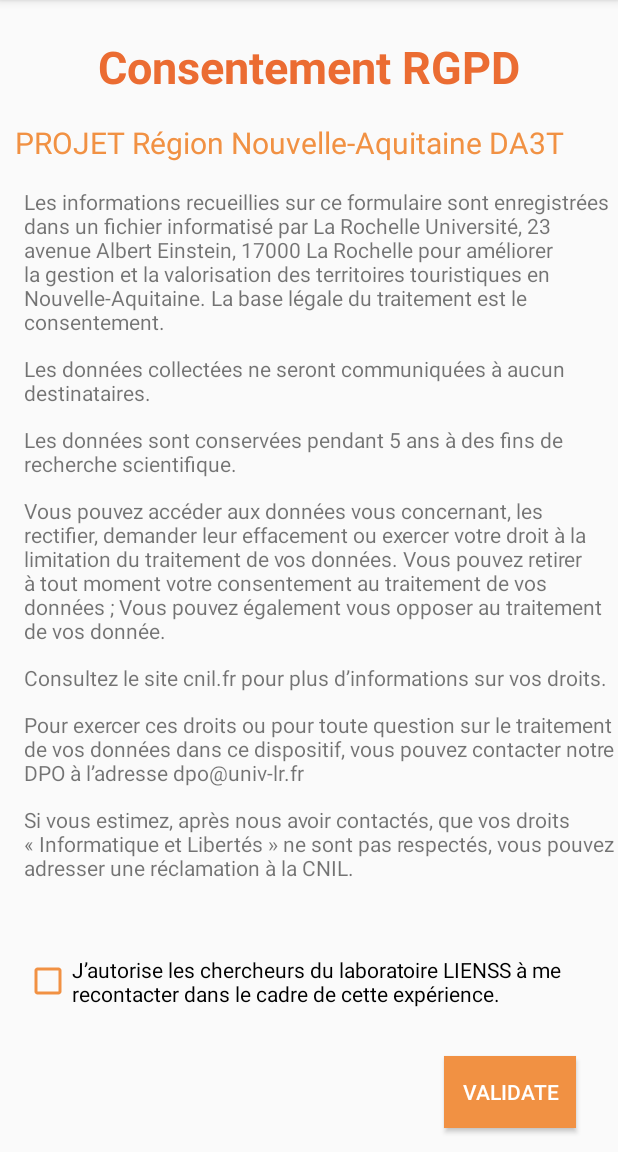
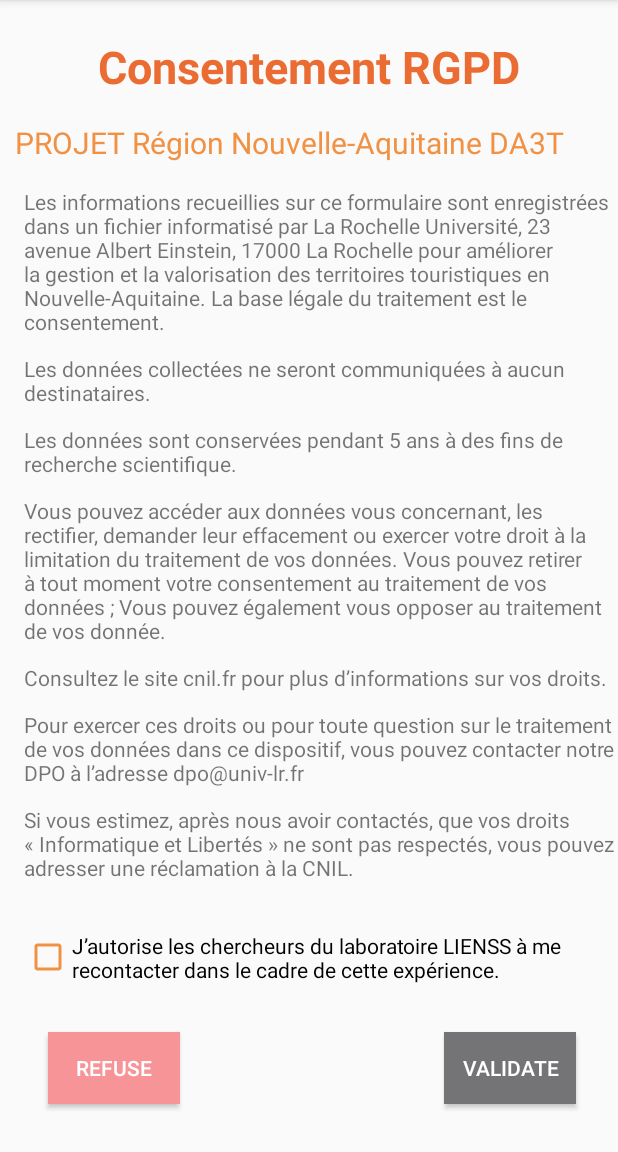
Before and after one commit to AntoineOrgerit/da3t-geoluciole, an Android app: the RGPDConsentementFormActivity screen opened directly, with no data from a screen before it, on a phone screen of 412 x 824 dp, the part 84-1236 px from its top. Run offline under Robolectric (Android 15) with nearby library versions, the phone set to English and light mode, and no system bars.

Commit message:
Fnc : Modification du consentement du compte

```diff
--- a/android/app/src/main/java/com/univlr/geoluciole/RGPDConsentementGPSActivity.java
+++ b/android/app/src/main/java/com/univlr/geoluciole/RGPDConsentementGPSActivity.java
@@ -47,7 +47,7 @@ public class RGPDConsentementGPSActivity extends AppCompatActivity {
 
                 // sauvegarde des préférences
                 UserPreferences u = UserPreferences.getInstance(RGPDConsentementGPSActivity.this);
-                u.setGpsConsent(consent);
+                u.setGpsConsent(true);
                 UserPreferences.storeInstance(RGPDConsentementGPSActivity.this, u);
 
                 startActivity(intent);
--- a/android/app/src/main/res/layout/activity_rgpd_consentement_form.xml
+++ b/android/app/src/main/res/layout/activity_rgpd_consentement_form.xml
@@ -120,11 +120,24 @@
         android:layout_width="wrap_content"
         android:layout_height="wrap_content"
         android:layout_marginEnd="28dp"
-        android:layout_marginBottom="16dp"
-        android:background="@color/colorPrimary"
+        android:layout_marginBottom="32dp"
+        android:background="@color/colorDisabled"
         android:text="@string/action_validate"
         android:textColor="#FFF"
         app:layout_constraintBottom_toBottomOf="parent"
         app:layout_constraintEnd_toEndOf="parent" />
 
+    <Button
+        android:id="@+id/rgpd_gps_consent_refused"
+        android:layout_width="wrap_content"
+        android:layout_height="wrap_content"
+        android:layout_marginStart="32dp"
+        android:layout_marginBottom="32dp"
+        android:background="@color/colorRefused"
+        android:text="@string/action_refused"
+        android:textColor="#FFF"
+        app:layout_constraintBottom_toBottomOf="parent"
+        app:layout_constraintStart_toStartOf="parent"
+        app:layout_constraintVertical_bias="1.0" />
+
 </androidx.constraintlayout.widget.ConstraintLayout>
```
Also changed, not shown: android/app/src/main/java/com/univlr/geoluciole/RGPDConsentementFormActivity.java (+35 -6 lines).
